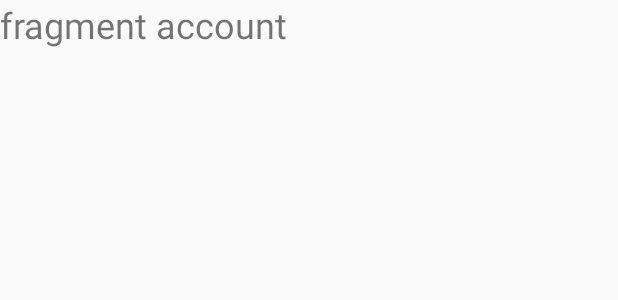
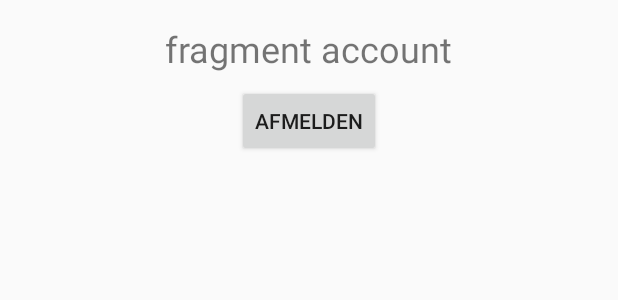
Before and after one commit to brentschets/TheHubAndroid, an Android app: the layout fragment_account.xml on its own in the app's theme, with its tools: preview values and no code run, on a phone screen of 412 x 824 dp. Shown: the top 300 px of the screen. Run offline under Robolectric (Android 15) with nearby library versions, the phone set to English and light mode, and no system bars.

Commit message:
added a signout button

```diff
--- a/app/src/main/res/layout/fragment_account.xml
+++ b/app/src/main/res/layout/fragment_account.xml
@@ -1,15 +1,40 @@
 <?xml version="1.0" encoding="utf-8"?>
-<FrameLayout xmlns:android="http://schemas.android.com/apk/res/android"
+<android.support.constraint.ConstraintLayout xmlns:android="http://schemas.android.com/apk/res/android"
+    xmlns:app="http://schemas.android.com/apk/res-auto"
     xmlns:tools="http://schemas.android.com/tools"
+    android:id="@+id/frameLayout"
     android:layout_width="match_parent"
     android:layout_height="match_parent"
     tools:context=".fragments.AccountFragment">
 
     <!-- TODO: Update blank fragment layout -->
     <TextView
-        android:layout_width="match_parent"
-        android:layout_height="match_parent"
+        android:id="@+id/textView2"
+        android:layout_width="wrap_content"
+        android:layout_height="wrap_content"
+        android:layout_marginStart="8dp"
+        android:layout_marginLeft="8dp"
+        android:layout_marginTop="16dp"
+        android:layout_marginEnd="8dp"
+        android:layout_marginRight="8dp"
+        android:text="fragment account"
         android:textSize="24sp"
-        android:text="fragment account" />
+        app:layout_constraintEnd_toEndOf="parent"
+        app:layout_constraintStart_toStartOf="parent"
+        app:layout_constraintTop_toTopOf="parent" />
 
-</FrameLayout>
+    <Button
+        android:id="@+id/btn_account_signout"
+        android:layout_width="wrap_content"
+        android:layout_height="wrap_content"
+        android:layout_marginStart="8dp"
+        android:layout_marginLeft="8dp"
+        android:layout_marginTop="8dp"
+        android:layout_marginEnd="8dp"
+        android:layout_marginRight="8dp"
+        android:text="Afmelden"
+        app:layout_constraintEnd_toEndOf="parent"
+        app:layout_constraintStart_toStartOf="parent"
+        app:layout_constraintTop_toBottomOf="@+id/textView2" />
+
+</android.support.constraint.ConstraintLayout>
```
Also changed, not shown: app/src/main/java/brentschets/com/projecthub/fragments/AccountFragment.kt (+83 -8 lines), app/src/main/java/brentschets/com/projecthub/viewmodels/AccountViewModel.kt (+26 -4 lines).
